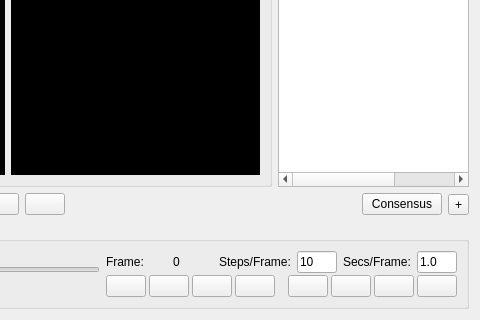
Before: the Qt Designer form VPN/Evan/Nodes/TemplandNode/Designer/Tab.ui in evan-society/evan-toolbox, drawn with Qt 5; both pictures show x 266 to 746 and y 271 to 591 of the 746 by 591 pixel window.
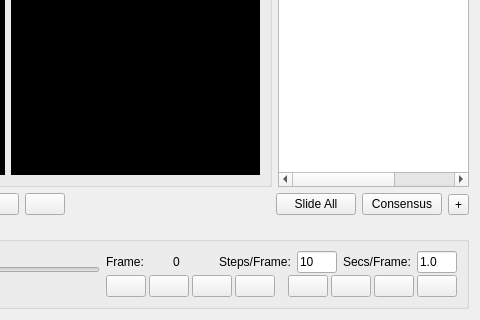
After: the same form once the commit is applied. Icons and pictures are not drawn. Custom widgets are drawn as their Qt base class.

Commit message: Split consensus feature into 2 buttons. Temporary fixes #43

```diff
--- a/VPN/Evan/Nodes/TemplandNode/Designer/Tab.ui
+++ b/VPN/Evan/Nodes/TemplandNode/Designer/Tab.ui
@@ -295,6 +295,16 @@
        </property>
       </spacer>
      </item>
+     <item>
+      <widget class="QPushButton" name="m_slideAllPB">
+       <property name="enabled">
+        <bool>true</bool>
+       </property>
+       <property name="text">
+        <string>Slide All</string>
+       </property>
+      </widget>
+     </item>
      <item>
       <widget class="QPushButton" name="m_consensusPB">
        <property name="text">
```
The commit also changes 4 other files.
